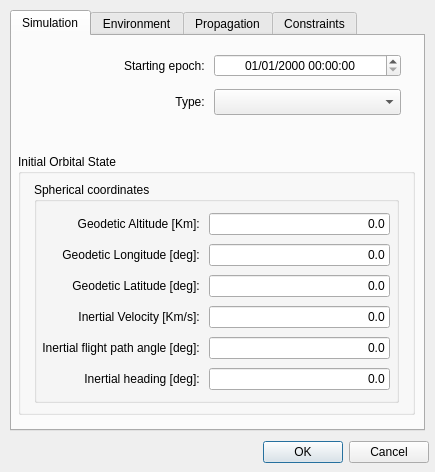
Old version of the form sta-src/Entry/reentry.ui in the repository Dwarf-Planet-Project/SpaceDesignTool.
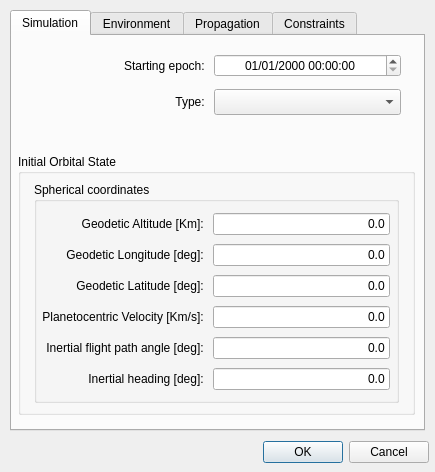
New version of the form. The open tabs and pages were chosen to show the change. Icons and pictures are not drawn.

What changed in the file:
```diff
--- a/sta-src/Entry/reentry.ui
+++ b/sta-src/Entry/reentry.ui
@@ -187,7 +187,7 @@
             <item row="3" column="0">
              <widget class="QLabel" name="InertialVlabel">
               <property name="text">
-               <string>Inertial Velocity [Km/s]: </string>
+               <string>Planetocentric Velocity [Km/s]: </string>
               </property>
               <property name="alignment">
                <set>Qt::AlignRight|Qt::AlignTrailing|Qt::AlignVCenter</set>
```
